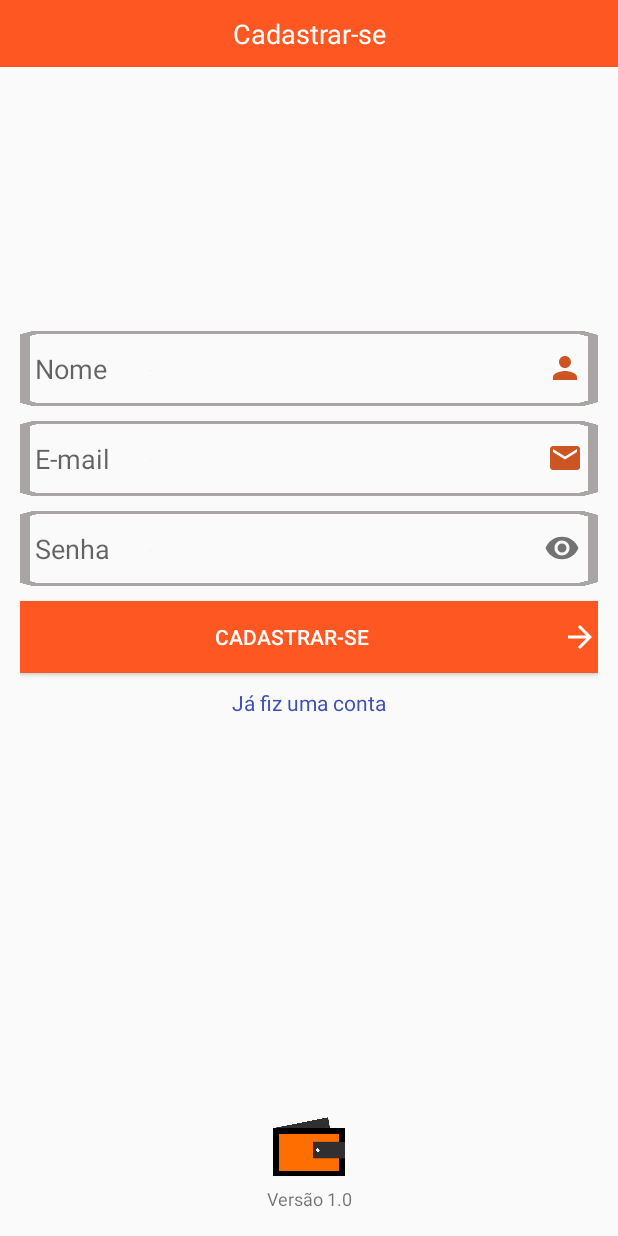
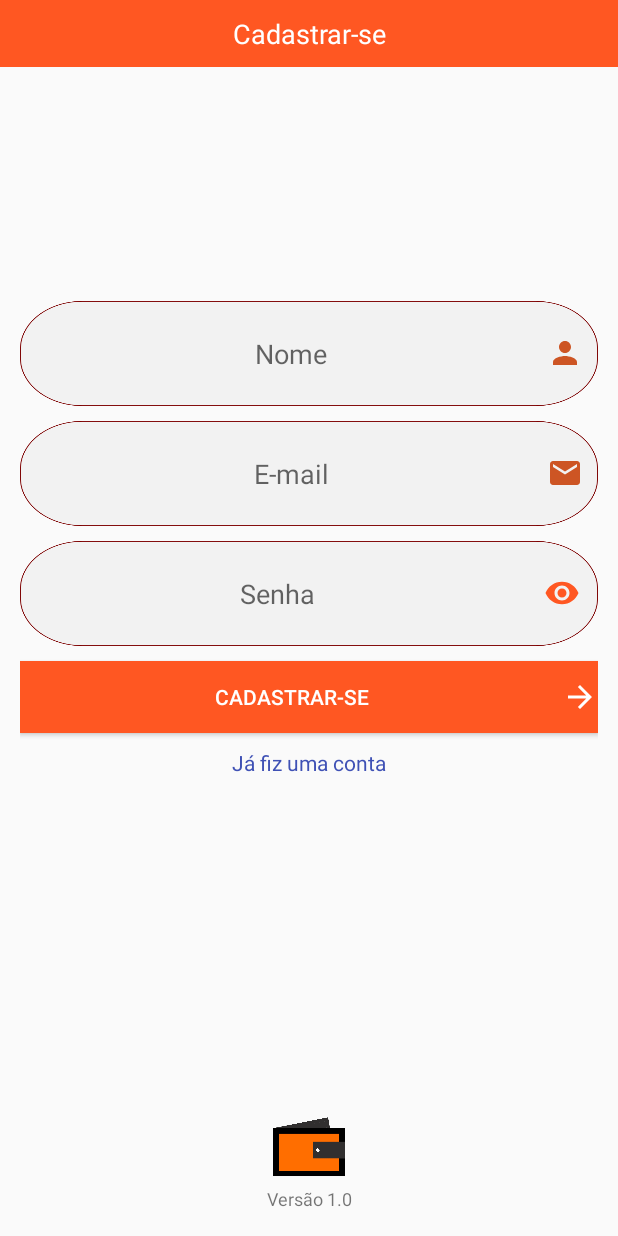
Before and after one commit to EdmilsonMedeiros/Projeto_Alzy_Cash, an Android app: the CadastroActivity screen opened directly, with no data from a screen before it, on a phone screen of 412 x 824 dp. Run offline under Robolectric (Android 15) with nearby library versions, the phone set to English and light mode, and no system bars; our stand-ins replace Firebase (no records; nobody signed in at launch, a user with empty details on screens opened directly).

Commit message:
Ajustes no layout telas de login e cadastro.

```diff
--- a/Alzy/app/src/main/res/layout/activity_cadastro.xml
+++ b/Alzy/app/src/main/res/layout/activity_cadastro.xml
@@ -49,43 +49,47 @@
         <com.google.android.material.textfield.TextInputEditText
             android:id="@+id/editNomeCadastro"
             android:layout_width="match_parent"
-            android:layout_height="50dp"
+            android:layout_height="70dp"
             android:layout_marginBottom="10dp"
-            android:background="@mipmap/teste_caixa_edit"
+            android:background="@mipmap/back_input"
             android:drawableRight="@drawable/ic_baseline_person_24"
             android:hint="Nome"
             android:inputType="textPersonName|textCapSentences"
-            android:padding="10dp" />
+            android:padding="10dp"
+            android:textAlignment="center" />
 
 
         <com.google.android.material.textfield.TextInputEditText
             android:id="@+id/editEmailCadastro"
             android:layout_width="match_parent"
-            android:layout_height="50dp"
+            android:layout_height="70dp"
             android:layout_marginBottom="10dp"
-            android:background="@mipmap/teste_caixa_edit"
+            android:background="@mipmap/back_input"
             android:drawableRight="@drawable/ic_baseline_email_24"
             android:hint="E-mail"
             android:inputType="textWebEmailAddress"
-            android:padding="10dp" />
+            android:padding="10dp"
+            android:textAlignment="center" />
 
 
         <com.google.android.material.textfield.TextInputLayout
             android:layout_width="match_parent"
             android:layout_height="wrap_content"
             app:hintEnabled="false"
-            app:passwordToggleEnabled="true">
+            app:passwordToggleEnabled="true"
+            app:passwordToggleTint="@color/colorPrimaryDarkDefault">
 
             <com.google.android.material.textfield.TextInputEditText
                 android:id="@+id/editSenhaCadastro"
                 android:layout_width="match_parent"
-                android:layout_height="50dp"
+                android:layout_height="70dp"
                 android:layout_marginBottom="10dp"
-                android:background="@mipmap/teste_caixa_edit"
+                android:background="@mipmap/back_input"
                 android:drawableLeft="@drawable/ic_baseline_lock_24"
                 android:hint="Senha"
                 android:inputType="textPassword"
-                android:padding="10dp" />
+                android:padding="10dp"
+                android:textAlignment="center" />
         </com.google.android.material.textfield.TextInputLayout>
 
         <Button
```
Also changed, not shown: Alzy/app/src/main/java/com/ed/medeiros/alzy/activity/CategoriasActivity.java (+20 -9 lines), Alzy/app/src/main/java/com/ed/medeiros/alzy/pacoteauxiliar/AdapterCategorias.java (+54 -25 lines), Alzy/app/src/main/res/layout/activity_login.xml (+11 -9 lines), Alzy/app/src/main/res/mipmap-xxhdpi/back_button.png (added), Alzy/app/src/main/res/mipmap-xxhdpi/back_input.png (added), Alzy/app/src/main/res/mipmap-xxhdpi/ic_extra.png.
